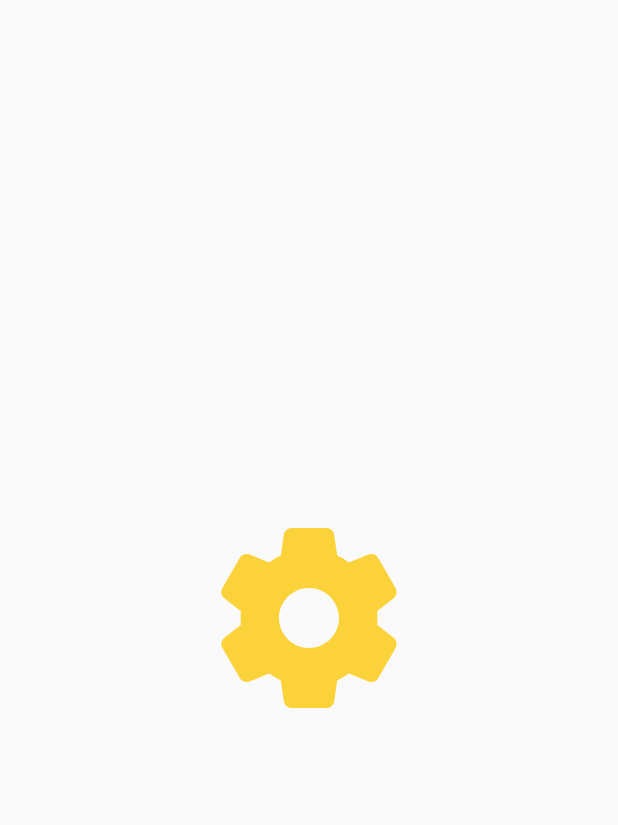
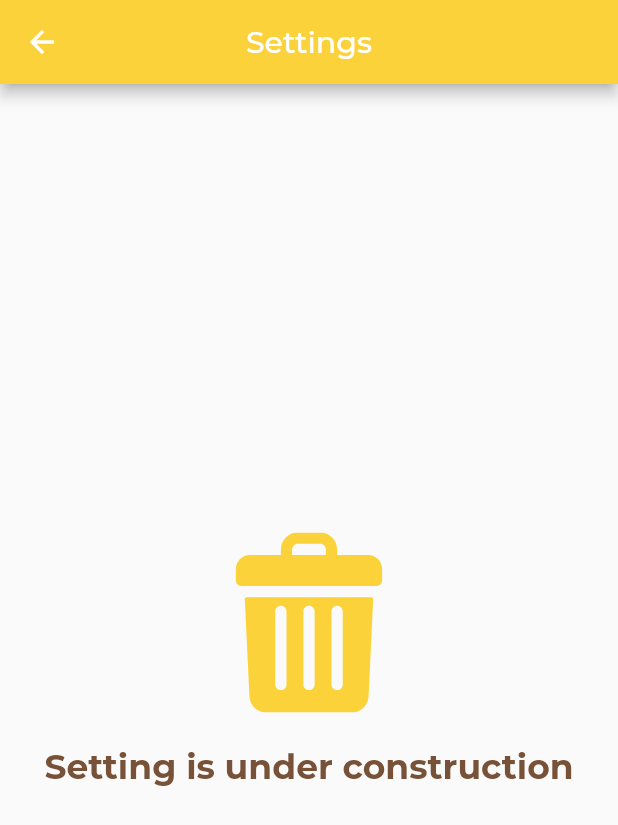
Before and after one commit to MartienJun/flutter_note_it, a Flutter app: the UserScreen screen opened by its route, after a tap on "Settings", on a phone screen of 412 x 824 dp. Shown: the top 825 px of the screen. Run offline on Flutter 3.47's test engine with Material 2 defaults, Android fonts, the phone set to English and light mode, and no system bars; our stand-ins replace flutter_svg.

Commit message:
refactor: refactoring user, category, trash, settings screen

```diff
--- a/note_it/lib/screens/settings_screen.dart
+++ b/note_it/lib/screens/settings_screen.dart
@@ -12,14 +12,47 @@ class SettingsScreen extends StatefulWidget {
 class _SettingsScreenState extends State<SettingsScreen> {
   @override
   Widget build(BuildContext context) {
-    return Scaffold(
-      body: Center(
-        child: SvgPicture.asset(
-          'assets/icons/settings.svg',
-          color: primaryColor,
-          width: 120.0,
-        ),
+    Size size = MediaQuery.of(context).size;
+
+    // Empty settings screen
+    Widget emptySettings = Container(
+      alignment: Alignment.center,
+      child: Column(
+        mainAxisAlignment: MainAxisAlignment.center,
+        children: <Widget>[
+          SvgPicture.asset(
+            'assets/icons/trash.svg',
+            color: primaryColor,
+            width: 120.0,
+          ),
+          SizedBox(height: 22.0),
+          Text(
+            'Setting is under construction',
+            style: TextStyle(
+              color: secondaryColor,
+              fontWeight: FontWeight.bold,
+              fontSize: 23.0,
+            ),
+          ),
+        ],
       ),
+    );
+
+    return OrientationBuilder(
+      builder: (context, orientation){
+        return Scaffold(
+          appBar: AppBar(
+            title: Text('Settings'),
+            centerTitle: true,
+            backgroundColor: primaryColor,
+          ),
+          body: SafeArea(
+            child: Container(
+              child: emptySettings,
+            ),
+          ),
+        );
+      },
     );
   }
 }
--- a/note_it/lib/screens/user_screen.dart
+++ b/note_it/lib/screens/user_screen.dart
@@ -18,15 +18,16 @@ class _UserScreenState extends State<UserScreen> {
   Widget build(BuildContext context) {
     Size size = MediaQuery.of(context).size;
 
+    // User profile
     Widget UserData = Column(
       children: [
         Image(
-          image: AssetImage('assets/images/profile.png'),
+          image: AssetImage('assets/images/profile.png'), // Default picture
           width: size.width / 2.7,
         ),
         SizedBox(height: 10.0),
         Text(
-          'Hi, User',
+          'Hi, User', // Default nickname
           style: TextStyle(
             fontSize: 24.0,
             fontWeight: FontWeight.bold,
@@ -36,13 +37,16 @@ class _UserScreenState extends State<UserScreen> {
       ],
     );
 
+    // Button category
     Widget ButtonCategory = InkWell(
       onTap: () {
         Navigator.pushNamed(context, CategoryScreen.id);
       },
       child: Container(
           padding: EdgeInsets.symmetric(
-              vertical: 15.0, horizontal: 25.0),
+              vertical: 15.0,
+              horizontal: 25.0
+          ),
           decoration: BoxDecoration(
             color: Colors.white,
             borderRadius: BorderRadius.circular(20.0),
@@ -74,6 +78,7 @@ class _UserScreenState extends State<UserScreen> {
           )),
     );
 
+    // Button trash
     Widget ButtonTrash = InkWell(
       onTap: () {
         Navigator.pushNamed(context, TrashScreen.id);
@@ -81,7 +86,9 @@ class _UserScreenState extends State<UserScreen> {
       child: Container(
           padding:
           EdgeInsets.symmetric(
-              vertical: 15.0, horizontal: 25.0),
+              vertical: 15.0,
+              horizontal: 25.0
+          ),
           decoration: BoxDecoration(
             color: Colors.white,
             borderRadius: BorderRadius.circular(20.0),
@@ -113,6 +120,7 @@ class _UserScreenState extends State<UserScreen> {
           )),
     );
 
+    // Button settings
     Widget ButtonSetting = InkWell(
       onTap: () {
         Navigator.pushNamed(context, SettingsScreen.id);
@@ -157,7 +165,7 @@ class _UserScreenState extends State<UserScreen> {
           return Scaffold(
             body: SafeArea(
               child: Container(
-                padding: EdgeInsets.fromLTRB(13, 35, 13, 0),
+                padding: EdgeInsets.fromLTRB(13.0, 35.0, 13.0, 0.0),
                 child: Column(
                   children: [
                     Container(
```
Also changed, not shown: note_it/lib/screens/category_screen.dart (+40 -7 lines), note_it/lib/screens/trash_screen.dart (+40 -7 lines).
